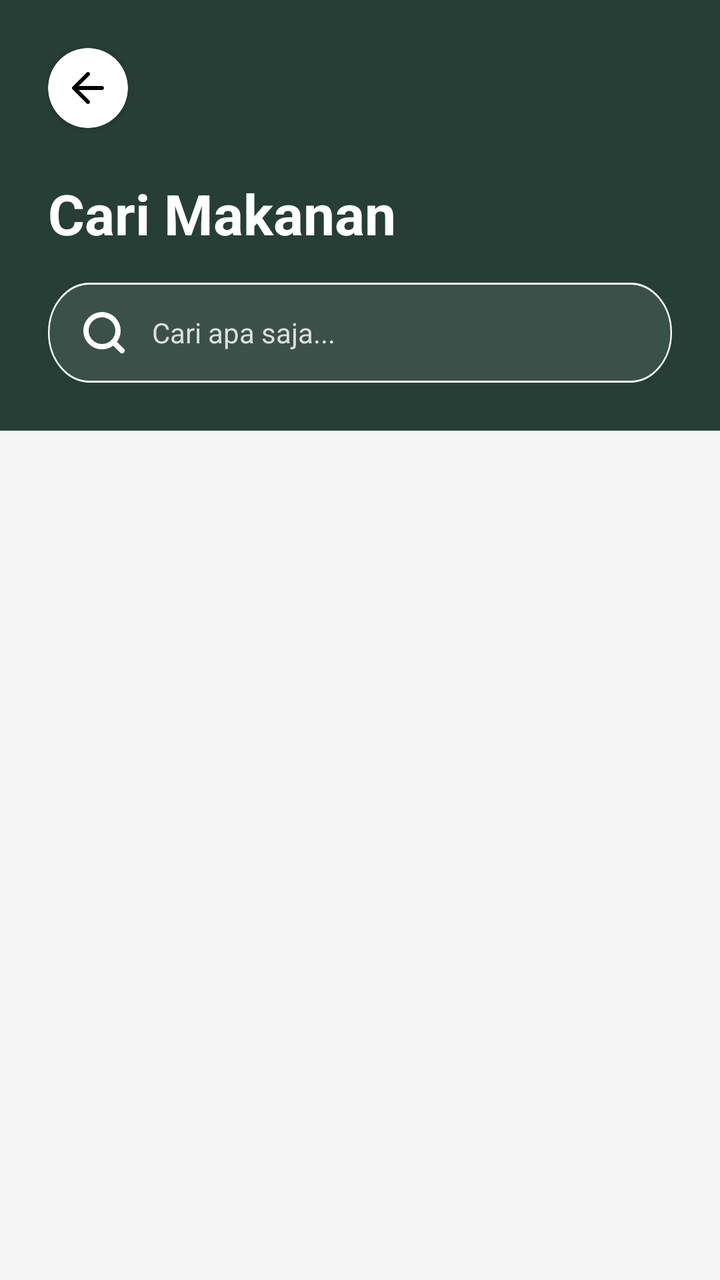
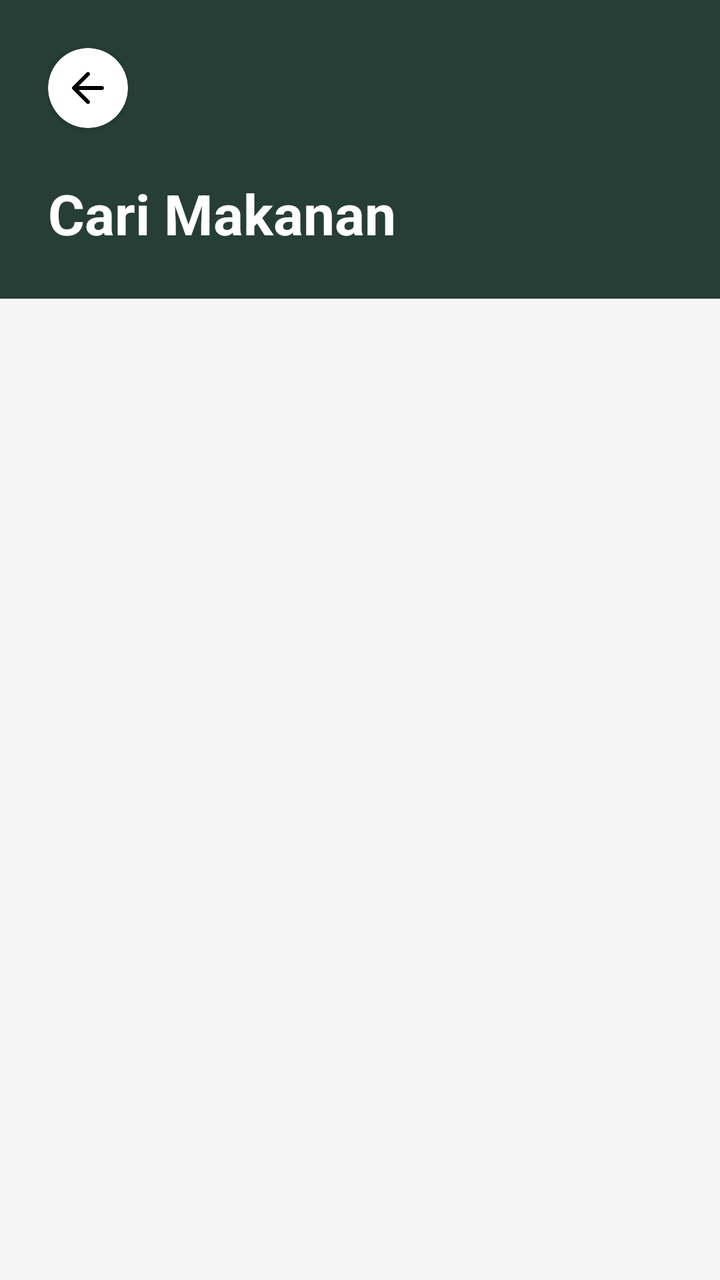

Two renders of the same Android screen: before a commit and after it. Below are the layout's source before the change and the commit's diff.
<!-- AndroidManifest.xml: application theme Theme.GoNceng -->
<!-- res/layout/activity_food.xml -->
<?xml version="1.0" encoding="utf-8"?>
<androidx.constraintlayout.widget.ConstraintLayout
    xmlns:android="http://schemas.android.com/apk/res/android"
    xmlns:app="http://schemas.android.com/apk/res-auto"
    xmlns:tools="http://schemas.android.com/tools"
    android:id="@+id/main"
    android:layout_width="match_parent"
    android:layout_height="match_parent"
    android:background="#F5F5F5"
    tools:context=".Activity.FoodActivity">

    <androidx.constraintlayout.widget.ConstraintLayout
        android:id="@+id/headerContainer"
        android:layout_width="match_parent"
        android:layout_height="wrap_content"
        android:background="#263E36"
        android:padding="24dp"
        app:layout_constraintTop_toTopOf="parent">

        <androidx.cardview.widget.CardView
            android:id="@+id/btnBack"
            android:layout_width="40dp"
            android:layout_height="40dp"
            app:cardCornerRadius="20dp"
            app:cardBackgroundColor="#FFFFFF"
            android:clickable="true"
            android:foreground="?android:attr/selectableItemBackground"
            app:layout_constraintStart_toStartOf="parent"
            app:layout_constraintTop_toTopOf="parent">

            <ImageView
                android:layout_width="wrap_content"
                android:layout_height="wrap_content"
                android:layout_gravity="center"
                android:src="@drawable/union"
                app:tint="#000000"/>
        </androidx.cardview.widget.CardView>

        <TextView
            android:id="@+id/tvTitle"
            android:layout_width="wrap_content"
            android:layout_height="wrap_content"
            android:layout_marginTop="24dp"
            android:text="Cari Makanan"
            android:textColor="#FFFFFF"
            android:textSize="28sp"
            android:textStyle="bold"
            app:layout_constraintStart_toStartOf="parent"
            app:layout_constraintTop_toBottomOf="@id/btnBack" />

        <LinearLayout
            android:layout_width="match_parent"
            android:layout_height="50dp"
            android:layout_marginTop="16dp"
            android:background="@drawable/frame_1338"
            android:gravity="center_vertical"
            android:orientation="horizontal"
            android:paddingHorizontal="16dp"
            app:layout_constraintTop_toBottomOf="@id/tvTitle">
            <ImageView
                android:layout_width="24dp"
                android:layout_height="24dp"
                android:src="@drawable/iconamoon_search"
                app:tint="#FFFFFF"/>
            <EditText
                android:id="@+id/etSearch"
                android:layout_width="match_parent"
                android:layout_height="wrap_content"
                android:layout_marginStart="12dp"
                android:background="@null"
                android:hint="Cari apa saja..."
                android:textColor="#FFFFFF"
                android:textColorHint="#DDDDDD"
                android:textSize="14sp"
                android:inputType="text"/>
        </LinearLayout>
    </androidx.constraintlayout.widget.ConstraintLayout>

    <androidx.recyclerview.widget.RecyclerView
        android:id="@+id/rvFood"
        android:layout_width="match_parent"
        android:layout_height="0dp"
        app:layoutManager="androidx.recyclerview.widget.LinearLayoutManager"
        android:padding="16dp"
        app:layout_constraintBottom_toBottomOf="parent"
        app:layout_constraintTop_toBottomOf="@id/headerContainer"
        tools:listitem="@layout/item_food"/>
</androidx.constraintlayout.widget.ConstraintLayout>
<!-- res/layout/item_food.xml (included above) -->
<?xml version="1.0" encoding="utf-8"?>
<androidx.cardview.widget.CardView xmlns:android="http://schemas.android.com/apk/res/android"
    xmlns:app="http://schemas.android.com/apk/res-auto"
    android:id="@+id/cardFood"
    android:layout_width="match_parent"
    android:layout_height="wrap_content"
    android:layout_marginBottom="16dp"
    android:layout_marginHorizontal="4dp"
    android:layout_marginTop="4dp"
    app:cardBackgroundColor="#FFFFFF"
    app:cardCornerRadius="16dp"
    app:cardElevation="2dp">

    <LinearLayout
        android:layout_width="match_parent"
        android:layout_height="wrap_content"
        android:gravity="center_vertical"
        android:orientation="horizontal"
        android:padding="12dp">

        <androidx.cardview.widget.CardView
            android:layout_width="80dp"
            android:layout_height="80dp"
            app:cardCornerRadius="12dp">

            <ImageView
                android:id="@+id/imgFood"
                android:layout_width="match_parent"
                android:layout_height="match_parent"
                android:scaleType="centerCrop"
                android:src="@drawable/geprek" />
        </androidx.cardview.widget.CardView>

        <LinearLayout
            android:layout_width="match_parent"
            android:layout_height="wrap_content"
            android:layout_marginStart="16dp"
            android:orientation="vertical">

            <TextView
                android:id="@+id/tvFoodName"
                android:layout_width="wrap_content"
                android:layout_height="wrap_content"
                android:text="Nama Makanan"
                android:textColor="#000000"
                android:textSize="16sp"
                android:textStyle="bold" />

            <TextView
                android:id="@+id/tvFoodDetails"
                android:layout_width="wrap_content"
                android:layout_height="wrap_content"
                android:layout_marginTop="4dp"
                android:text="Detail Makanan"
                android:textColor="#666666"
                android:textSize="12sp" />
        </LinearLayout>
    </LinearLayout>
</androidx.cardview.widget.CardView>
<!-- resources referenced by this layout -->
<resources>
  <!-- drawable frame_1338 (drawable) -->
  <vector xmlns:android="http://schemas.android.com/apk/res/android"
      android:width="388dp"
      android:height="52dp"
      android:viewportWidth="388"
      android:viewportHeight="52">
    <path
        android:pathData="M26,0.5L362,0.5A25.5,25.5 0,0 1,387.5 26L387.5,26A25.5,25.5 0,0 1,362 51.5L26,51.5A25.5,25.5 0,0 1,0.5 26L0.5,26A25.5,25.5 0,0 1,26 0.5z"
        android:fillColor="#ffffff"
        android:fillAlpha="0.1"/>
    <path
        android:strokeWidth="1"
        android:pathData="M26,0.5L362,0.5A25.5,25.5 0,0 1,387.5 26L387.5,26A25.5,25.5 0,0 1,362 51.5L26,51.5A25.5,25.5 0,0 1,0.5 26L0.5,26A25.5,25.5 0,0 1,26 0.5z"
        android:fillColor="#00000000"
        android:strokeColor="#ffffff"/>
  </vector>
  <!-- drawable geprek: png bitmap (drawable, 673744 bytes) -->
  <!-- drawable iconamoon_search (drawable) -->
  <vector xmlns:android="http://schemas.android.com/apk/res/android"
      android:width="24dp"
      android:height="24dp"
      android:viewportWidth="24"
      android:viewportHeight="24">
    <path
        android:pathData="M21,21L16.657,16.657M16.657,16.657C17.4,15.914 17.989,15.032 18.391,14.061C18.793,13.091 19,12.051 19,11C19,9.949 18.793,8.909 18.391,7.938C17.989,6.968 17.4,6.086 16.657,5.343C15.914,4.6 15.032,4.011 14.062,3.609C13.091,3.207 12.051,3 11,3C9.949,3 8.909,3.207 7.938,3.609C6.968,4.011 6.086,4.6 5.343,5.343C3.843,6.843 3,8.878 3,11C3,13.122 3.843,15.157 5.343,16.657C6.843,18.157 8.878,19 11,19C13.122,19 15.157,18.157 16.657,16.657Z"
        android:strokeLineJoin="round"
        android:strokeWidth="2.66667"
        android:fillColor="#00000000"
        android:strokeColor="#ffffff"
        android:strokeLineCap="round"/>
  </vector>
  <!-- drawable union (drawable) -->
  <vector xmlns:android="http://schemas.android.com/apk/res/android"
      android:width="16dp"
      android:height="16dp"
      android:viewportWidth="16"
      android:viewportHeight="16">
    <path
        android:pathData="M7.293,0.293C7.683,-0.098 8.316,-0.098 8.707,0.293C9.097,0.684 9.097,1.317 8.707,1.707L3.414,7H15C15.552,7 16,7.448 16,8C16,8.552 15.552,9 15,9H3.414L8.707,14.293C9.097,14.684 9.097,15.317 8.707,15.707C8.317,16.097 7.683,16.097 7.293,15.707L0.293,8.707C-0.098,8.317 -0.098,7.683 0.293,7.293L7.293,0.293Z"
        android:fillColor="#000000"/>
  </vector>
  <style name="Theme.GoNceng" parent="Base.Theme.GoNceng" />
  <style name="Base.Theme.GoNceng" parent="Theme.Material3.DayNight.NoActionBar">
          
          
      </style>
</resources>

<!-- the commit's change to res/layout/activity_food.xml (unified diff, before → after) -->
@@ -48,32 +48,7 @@
             app:layout_constraintStart_toStartOf="parent"
             app:layout_constraintTop_toBottomOf="@id/btnBack" />
 
-        <LinearLayout
-            android:layout_width="match_parent"
-            android:layout_height="50dp"
-            android:layout_marginTop="16dp"
-            android:background="@drawable/frame_1338"
-            android:gravity="center_vertical"
-            android:orientation="horizontal"
-            android:paddingHorizontal="16dp"
-            app:layout_constraintTop_toBottomOf="@id/tvTitle">
-            <ImageView
-                android:layout_width="24dp"
-                android:layout_height="24dp"
-                android:src="@drawable/iconamoon_search"
-                app:tint="#FFFFFF"/>
-            <EditText
-                android:id="@+id/etSearch"
-                android:layout_width="match_parent"
-                android:layout_height="wrap_content"
-                android:layout_marginStart="12dp"
-                android:background="@null"
-                android:hint="Cari apa saja..."
-                android:textColor="#FFFFFF"
-                android:textColorHint="#DDDDDD"
-                android:textSize="14sp"
-                android:inputType="text"/>
-        </LinearLayout>
+
     </androidx.constraintlayout.widget.ConstraintLayout>
 
     <androidx.recyclerview.widget.RecyclerView
<!-- resource entries referenced after the edit -->
@@ -1,36 +1,6 @@
 <!-- resources referenced by this layout -->
 <resources>
-  <!-- drawable frame_1338 (drawable) -->
-  <vector xmlns:android="http://schemas.android.com/apk/res/android"
-      android:width="388dp"
-      android:height="52dp"
-      android:viewportWidth="388"
-      android:viewportHeight="52">
-    <path
-        android:pathData="M26,0.5L362,0.5A25.5,25.5 0,0 1,387.5 26L387.5,26A25.5,25.5 0,0 1,362 51.5L26,51.5A25.5,25.5 0,0 1,0.5 26L0.5,26A25.5,25.5 0,0 1,26 0.5z"
-        android:fillColor="#ffffff"
-        android:fillAlpha="0.1"/>
-    <path
-        android:strokeWidth="1"
-        android:pathData="M26,0.5L362,0.5A25.5,25.5 0,0 1,387.5 26L387.5,26A25.5,25.5 0,0 1,362 51.5L26,51.5A25.5,25.5 0,0 1,0.5 26L0.5,26A25.5,25.5 0,0 1,26 0.5z"
-        android:fillColor="#00000000"
-        android:strokeColor="#ffffff"/>
-  </vector>
   <!-- drawable geprek: png bitmap (drawable, 673744 bytes) -->
-  <!-- drawable iconamoon_search (drawable) -->
-  <vector xmlns:android="http://schemas.android.com/apk/res/android"
-      android:width="24dp"
-      android:height="24dp"
-      android:viewportWidth="24"
-      android:viewportHeight="24">
-    <path
-        android:pathData="M21,21L16.657,16.657M16.657,16.657C17.4,15.914 17.989,15.032 18.391,14.061C18.793,13.091 19,12.051 19,11C19,9.949 18.793,8.909 18.391,7.938C17.989,6.968 17.4,6.086 16.657,5.343C15.914,4.6 15.032,4.011 14.062,3.609C13.091,3.207 12.051,3 11,3C9.949,3 8.909,3.207 7.938,3.609C6.968,4.011 6.086,4.6 5.343,5.343C3.843,6.843 3,8.878 3,11C3,13.122 3.843,15.157 5.343,16.657C6.843,18.157 8.878,19 11,19C13.122,19 15.157,18.157 16.657,16.657Z"
-        android:strokeLineJoin="round"
-        android:strokeWidth="2.66667"
-        android:fillColor="#00000000"
-        android:strokeColor="#ffffff"
-        android:strokeLineCap="round"/>
-  </vector>
   <!-- drawable union (drawable) -->
   <vector xmlns:android="http://schemas.android.com/apk/res/android"
       android:width="16dp"
